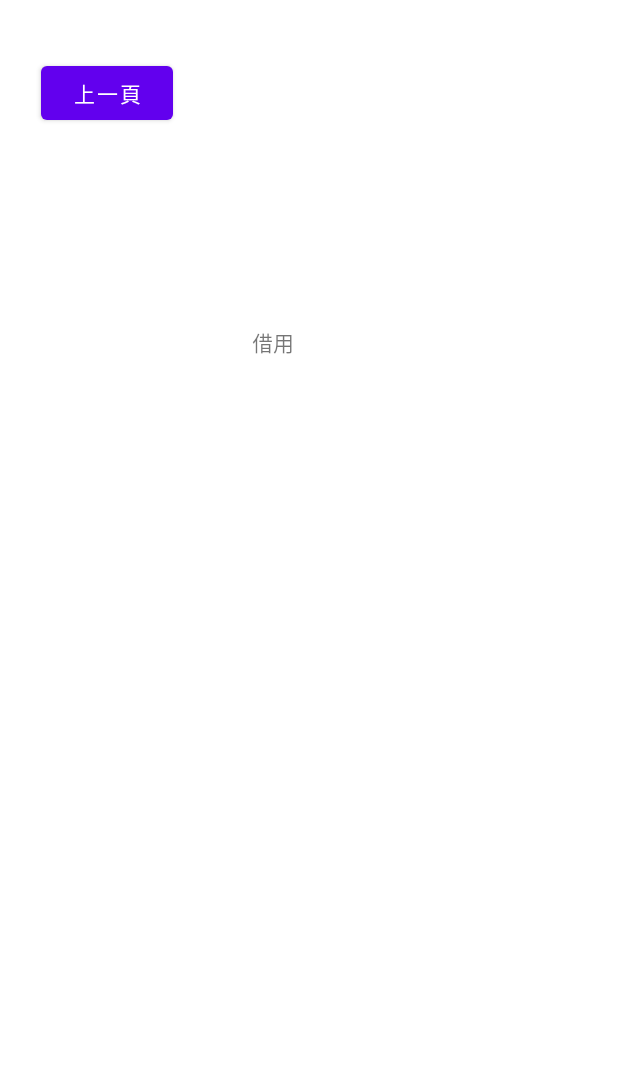
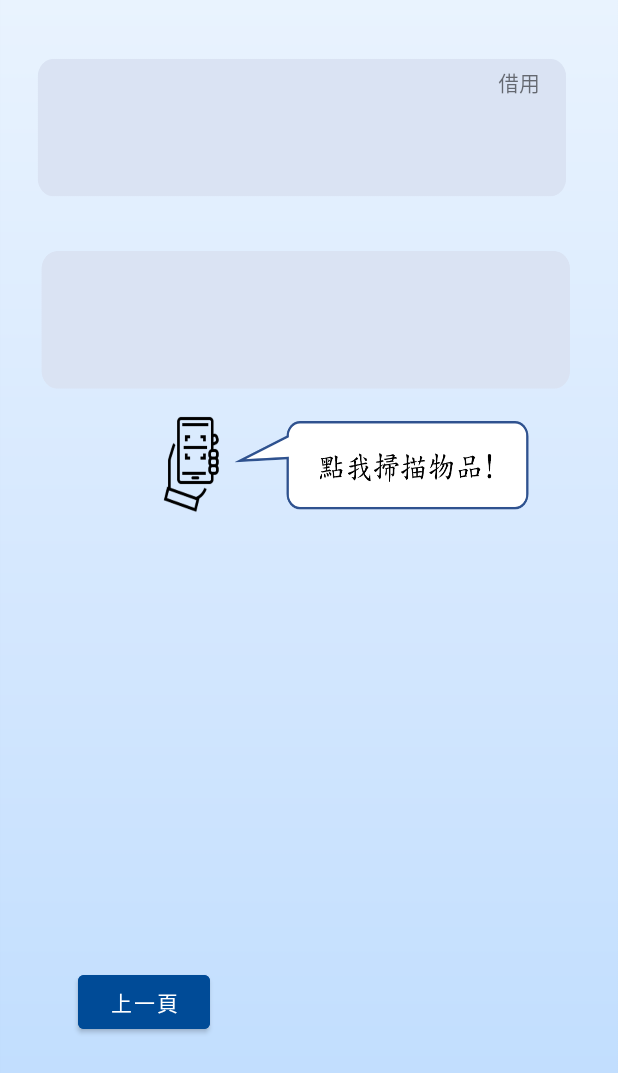
Before and after one commit to JoanneHsia/ProjectGrade3_two, an Android app: the RentActivity screen opened directly, with no data from a screen before it, on a phone screen of 412 x 824 dp. Shown: the top 1073 px of the screen. Run offline under Robolectric (Android 15) with nearby library versions, the phone set to English and light mode, and no system bars; libraries missing offline, so code that uses them is left out: com.google.zxing.integration; network calls fail.

Commit message:
QRcode掃描器All(無回傳功能)

```diff
--- a/app/src/main/java/com/example/projectgrade3_two/MmsActivity.java
+++ b/app/src/main/java/com/example/projectgrade3_two/MmsActivity.java
@@ -20,7 +20,7 @@ public class MmsActivity extends AppCompatActivity {
         setContentView(R.layout.activity_mms);
 
         Button backPageBtn = (Button)findViewById(R.id.mmsback_btn);
-        Button btn_scan = (Button)findViewById(R.id.btn_scan);
+        Button btn_mmsScan = (Button)findViewById(R.id.btn_mmsScan);
         backPageBtn.setOnClickListener(new View.OnClickListener() {
             @Override
             public void onClick(View v) {
@@ -29,8 +29,7 @@ public class MmsActivity extends AppCompatActivity {
                 startActivity(intent);
             }
         });
-
-        btn_scan.setOnClickListener((new View.OnClickListener() {
+        btn_mmsScan.setOnClickListener((new View.OnClickListener() {
             @Override
             public void onClick(View view) {
                 IntentIntegrator integrator=new IntentIntegrator(context);
--- a/app/src/main/java/com/example/projectgrade3_two/RentActivity.java
+++ b/app/src/main/java/com/example/projectgrade3_two/RentActivity.java
@@ -2,12 +2,17 @@ package com.example.projectgrade3_two;
 
 import androidx.appcompat.app.AppCompatActivity;
 
+import android.app.Activity;
 import android.content.Intent;
 import android.os.Bundle;
 import android.view.View;
 import android.widget.Button;
 
+import com.google.zxing.integration.android.IntentIntegrator;
+
 public class RentActivity extends AppCompatActivity {
+
+    private Activity context=this;
 
     @Override
     protected void onCreate(Bundle savedInstanceState) {
@@ -15,6 +20,7 @@ public class RentActivity extends AppCompatActivity {
         setContentView(R.layout.activity_rent);
 
         Button backPageBtn = (Button)findViewById(R.id.rentback_btn);
+        Button btn_rentScan = (Button)findViewById(R.id.btn_rentScan);
         backPageBtn.setOnClickListener(new View.OnClickListener() {
             @Override
             public void onClick(View v) {
@@ -24,5 +30,17 @@ public class RentActivity extends AppCompatActivity {
             }
         });
 
+        btn_rentScan.setOnClickListener(new View.OnClickListener() {
+            @Override
+            public void onClick(View view) {
+                IntentIntegrator integrator=new IntentIntegrator(context);
+                integrator.setDesiredBarcodeFormats(IntentIntegrator.QR_CODE_TYPES);
+                integrator.setCameraId(0);
+                integrator.setBarcodeImageEnabled(false);
+                integrator.setOrientationLocked(true);
+                integrator.initiateScan();
+            }
+        });
+
     }
 }
--- a/app/src/main/res/layout/activity_mms.xml
+++ b/app/src/main/res/layout/activity_mms.xml
@@ -19,7 +19,7 @@
         app:layout_constraintTop_toTopOf="parent" />
 
     <Button
-        android:id="@+id/btn_scan"
+        android:id="@+id/btn_mmsScan"
         android:layout_width="43dp"
         android:layout_height="64dp"
         android:background="#00000000"
--- a/app/src/main/res/layout/activity_rent.xml
+++ b/app/src/main/res/layout/activity_rent.xml
@@ -4,25 +4,40 @@
     xmlns:tools="http://schemas.android.com/tools"
     android:layout_width="match_parent"
     android:layout_height="match_parent"
+    android:background="@drawable/mms"
     tools:context=".RentActivity">
 
     <Button
         android:id="@+id/rentback_btn"
         android:layout_width="wrap_content"
         android:layout_height="wrap_content"
-        android:layout_marginStart="27dp"
-        android:layout_marginTop="38dp"
+        android:layout_marginStart="52dp"
+        android:layout_marginTop="644dp"
         android:text="上一頁"
+        android:backgroundTint="#004B97"
         app:layout_constraintStart_toStartOf="parent"
         app:layout_constraintTop_toTopOf="parent" />
 
     <TextView
         android:id="@+id/textView4"
-        android:layout_width="wrap_content"
-        android:layout_height="wrap_content"
-        android:layout_marginStart="168dp"
-        android:layout_marginTop="217dp"
+        android:layout_width="80dp"
+        android:layout_height="40dp"
+        android:layout_marginStart="332dp"
+        android:layout_marginTop="44dp"
         android:text="借用"
         app:layout_constraintStart_toStartOf="parent"
         app:layout_constraintTop_toTopOf="parent" />
+
+    <Button
+        android:id="@+id/btn_rentScan"
+        android:layout_width="43dp"
+        android:layout_height="64dp"
+        android:background="#00000000"
+        android:text=""
+        app:layout_constraintBottom_toBottomOf="parent"
+        app:layout_constraintEnd_toEndOf="parent"
+        app:layout_constraintHorizontal_bias="0.298"
+        app:layout_constraintStart_toStartOf="parent"
+        app:layout_constraintTop_toTopOf="parent"
+        app:layout_constraintVertical_bias="0.362" />
 </androidx.constraintlayout.widget.ConstraintLayout>
```
Also changed, not shown: app/src/main/java/com/example/projectgrade3_two/OccupyActivity.java (+17 -0 lines), app/src/main/java/com/example/projectgrade3_two/RepaireActivity.java (+18 -0 lines), app/src/main/java/com/example/projectgrade3_two/ReturnActivity.java (+18 -0 lines), app/src/main/res/layout/activity_occupy.xml (+19 -4 lines), app/src/main/res/layout/activity_repaire.xml (+19 -4 lines), app/src/main/res/layout/activity_return.xml (+21 -6 lines).
